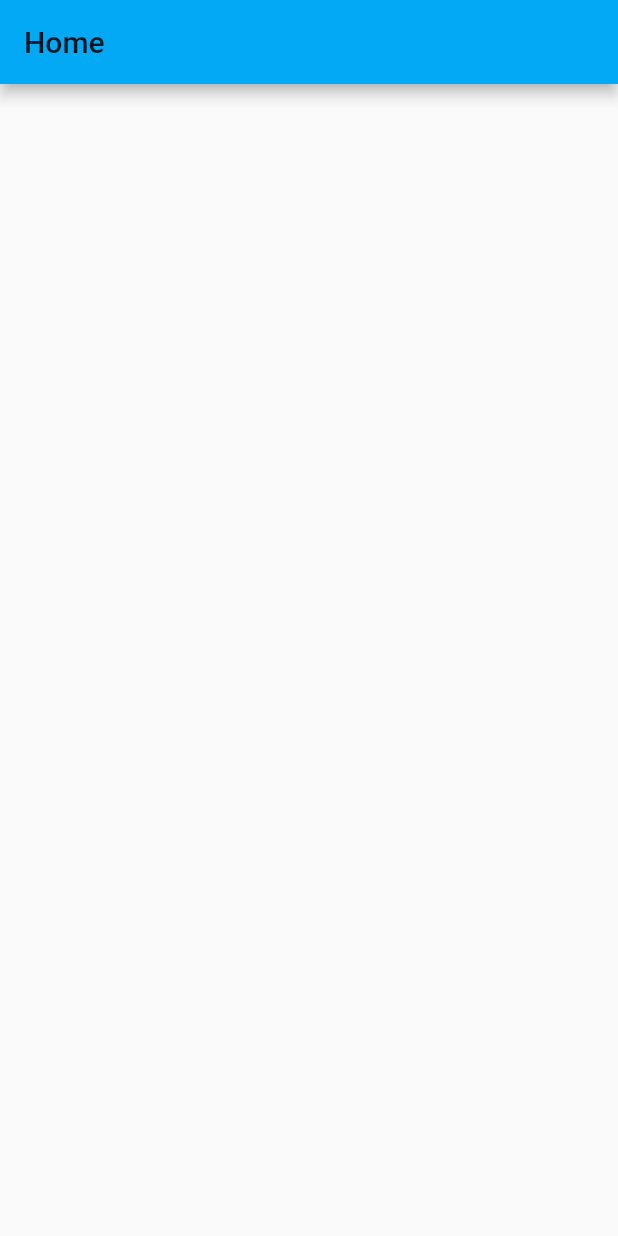
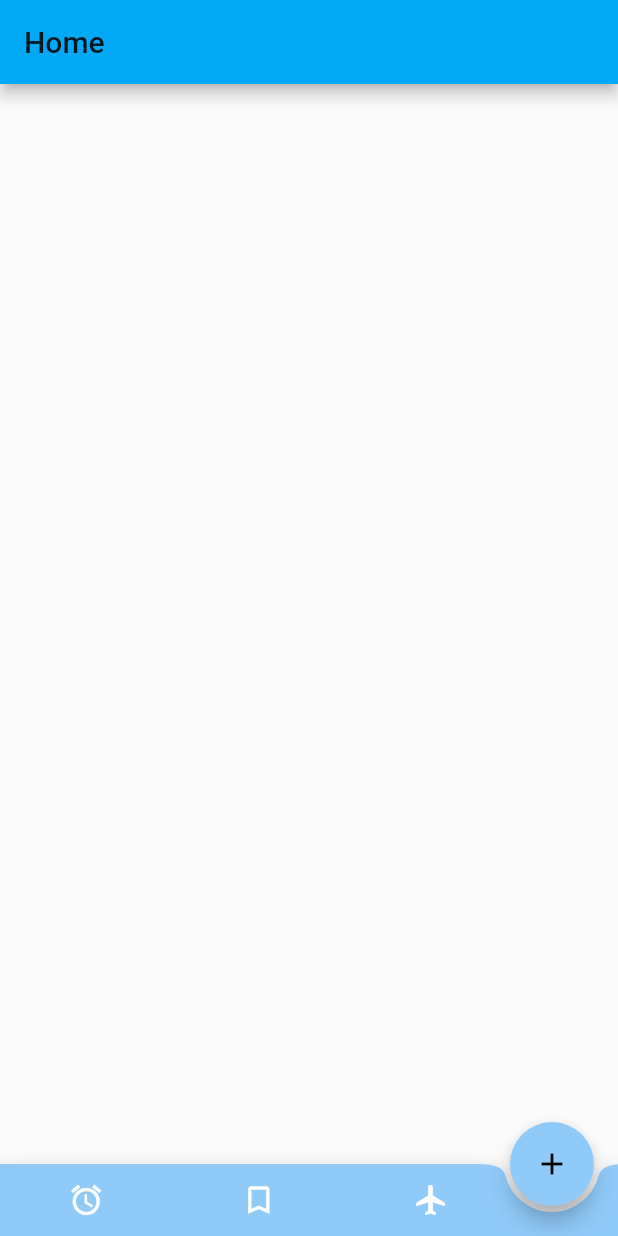
Before and after one commit to Kinfe2534/bottom_app_bar, a Flutter app: the screen it shows after launch, on a phone screen of 412 x 824 dp. Run offline on Flutter 3.47's test engine with Material 2 defaults, Android fonts, the phone set to English and light mode, and no system bars.

Commit message:
second commit

```diff
--- a/lib/pages/home.dart
+++ b/lib/pages/home.dart
@@ -13,7 +13,40 @@ class _HomeState extends State<Home> {
       appBar: AppBar(
         title: Text('Home'),
       ),
-      body: Container(),
+      body: SafeArea(
+        child: Container(),
+      ),
+      bottomNavigationBar: BottomAppBar(
+        color: Colors.blue.shade200,
+        shape: CircularNotchedRectangle(),
+        child: Row(
+          mainAxisAlignment: MainAxisAlignment.spaceAround,
+          children: <Widget>[
+            IconButton(
+              icon: Icon(Icons.access_alarm),
+              color: Colors.white,
+              onPressed: () {},
+            ),
+            IconButton(
+              icon: Icon(Icons.bookmark_border),
+              color: Colors.white,
+              onPressed: () {},
+            ),
+            IconButton(
+              icon: Icon(Icons.flight),
+              color: Colors.white,
+              onPressed: () {},
+            ),
+            Divider(),
+          ],
+        ),
+      ),
+      floatingActionButtonLocation: FloatingActionButtonLocation.endDocked,
+      floatingActionButton: FloatingActionButton(
+        backgroundColor: Colors.blue.shade200,
+        onPressed: () {},
+        child: Icon(Icons.add),
+      ),
     );
   }
 }
```
